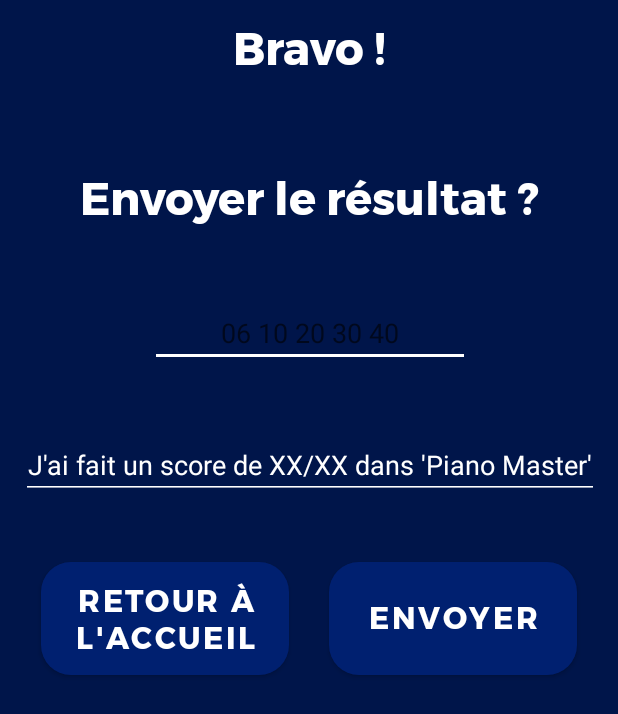
After one commit to FlorianLatapie/UNS-IUT-Info-S4_Piano-Master, an Android app: the layout activity_envoyer_sms.xml on its own in the app's theme, with its tools: preview values and no code run, on a phone screen of 412 x 824 dp. The commit adds this screen. Shown: the top 714 px of the screen. Run offline under Robolectric (Android 15) with nearby library versions, the phone set to English and light mode, and no system bars; Roboto replaces fonts that are not available here.

Commit message:
ajout layout envoyer sms

```diff
--- /dev/null
+++ b/app/src/main/res/layout/activity_envoyer_sms.xml
@@ -0,0 +1,126 @@
+<?xml version="1.0" encoding="utf-8"?>
+<androidx.constraintlayout.widget.ConstraintLayout xmlns:android="http://schemas.android.com/apk/res/android"
+    xmlns:app="http://schemas.android.com/apk/res-auto"
+    xmlns:tools="http://schemas.android.com/tools"
+    android:layout_width="match_parent"
+    android:layout_height="match_parent"
+    android:background="@color/bleu_fonce">
+
+    <!--<ImageView
+        android:id="@+id/fond_sms"
+        android:layout_width="385dp"
+        android:layout_height="280dp"
+
+        app:layout_constraintTop_toTopOf="@+id/tv_question_sms"
+        app:srcCompat="@drawable/box"
+        tools:layout_editor_absoluteX="16dp" />-->
+
+    <TextView
+        android:id="@+id/tv_titre_sms"
+        android:layout_width="wrap_content"
+        android:layout_height="wrap_content"
+
+        android:fontFamily="@font/montserrat_bold"
+        android:padding="8dp"
+        android:text="@string/envoyer_sms_titre"
+        android:textAlignment="center"
+        android:textColor="@color/white"
+        android:textSize="30sp"
+        android:textStyle="bold"
+        app:layout_constraintEnd_toEndOf="parent"
+        app:layout_constraintStart_toStartOf="parent"
+        app:layout_constraintTop_toTopOf="parent" /><![CDATA[
+
+
+        android:id="@+id/constraintLayout"
+        android:layout_width="385dp"
+        android:layout_height="280dp"
+        android:layout_marginBottom="24dp"
+        android:background="@drawable/box"
+        app:layout_constraintBottom_toBottomOf="parent"
+        app:layout_constraintEnd_toEndOf="parent"
+        app:layout_constraintHorizontal_bias="0.464"
+        app:layout_constraintStart_toStartOf="parent">
+
+
+    ]]>
+
+    <Button
+        android:id="@+id/b_rep_1"
+        android:layout_width="165dp"
+        android:layout_height="75dp"
+        android:background="@drawable/box"
+        android:backgroundTint="@color/bleu_clair"
+        android:fontFamily="@font/montserrat_bold"
+        android:text="@string/retour_accueil"
+        android:textSize="20sp"
+        app:layout_constraintBottom_toBottomOf="parent"
+        app:layout_constraintEnd_toStartOf="@+id/b_rep_2"
+        app:layout_constraintHorizontal_bias="0.5"
+        app:layout_constraintStart_toStartOf="parent"
+        app:layout_constraintTop_toTopOf="parent" />
+
+    <Button
+        android:id="@+id/b_rep_2"
+        android:layout_width="165dp"
+        android:layout_height="75dp"
+        android:background="@drawable/box"
+        android:backgroundTint="@color/bleu_clair"
+        android:fontFamily="@font/montserrat_bold"
+        android:text="@string/envoyer"
+        android:textSize="20sp"
+        app:layout_constraintBottom_toBottomOf="parent"
+        app:layout_constraintEnd_toEndOf="parent"
+        app:layout_constraintHorizontal_bias="0.5"
+        app:layout_constraintStart_toEndOf="@+id/b_rep_1"
+        app:layout_constraintTop_toTopOf="parent" />
+
+
+
+    <TextView
+        android:id="@+id/tv_question_sms"
+        android:layout_width="wrap_content"
+        android:layout_height="wrap_content"
+        android:fontFamily="@font/montserrat_bold"
+        android:text="@string/q_envoyer_resultat"
+        android:textColor="@color/white"
+        android:textSize="30sp"
+        app:layout_constraintBottom_toTopOf="@+id/et_numero_sms"
+        app:layout_constraintEnd_toEndOf="parent"
+        app:layout_constraintHorizontal_bias="0.5"
+        app:layout_constraintStart_toStartOf="parent"
+        app:layout_constraintTop_toBottomOf="@+id/tv_titre_sms" />
+
+    <EditText
+        android:id="@+id/et_numero_sms"
+        android:layout_width="wrap_content"
+        android:layout_height="wrap_content"
+        android:backgroundTint="@color/white"
+        android:ems="10"
+        android:hint="06 10 20 30 40"
+        android:inputType="phone"
+        android:textAlignment="center"
+        android:textColor="@color/white"
+        app:layout_constraintBottom_toTopOf="@+id/et_contenu_sms"
+        app:layout_constraintEnd_toEndOf="@+id/tv_question_sms"
+        app:layout_constraintHorizontal_bias="0.5"
+        app:layout_constraintStart_toStartOf="@+id/tv_question_sms"
+        app:layout_constraintTop_toBottomOf="@+id/tv_question_sms" />
+
+    <EditText
+        android:id="@+id/et_contenu_sms"
+        android:layout_width="385dp"
+        android:layout_height="wrap_content"
+        android:backgroundTint="@color/white"
+        android:ems="10"
+        android:inputType="textPersonName"
+        android:text="J'ai fait un score de XX/XX dans 'Piano Master' !"
+        android:textAlignment="center"
+        android:textColor="@color/white"
+        app:layout_constraintBottom_toTopOf="@+id/b_rep_1"
+        app:layout_constraintEnd_toEndOf="@+id/tv_question_sms"
+        app:layout_constraintHorizontal_bias="0.5"
+        app:layout_constraintStart_toStartOf="@+id/tv_question_sms"
+        app:layout_constraintTop_toBottomOf="@+id/et_numero_sms" />
+
+</androidx.constraintlayout.widget.ConstraintLayout>
--- a/app/src/main/res/values/colors.xml
+++ b/app/src/main/res/values/colors.xml
@@ -4,6 +4,7 @@
     <color name="bleu_moyen">#002070</color>
     <color name="bleu_fonce">#00154A</color>
     <color name="couleur_bouton_interface">#003088</color>
+    <color name="transparent">#00FFFFFF</color>
     <color name="teal_200">#FF03DAC5</color>
     <color name="teal_700">#FF018786</color>
     <color name="black">#FF000000</color>
--- a/app/src/main/res/values/strings.xml
+++ b/app/src/main/res/values/strings.xml
@@ -3,4 +3,7 @@
     <string name="jouer">JOUER</string>
     <string name="tire_choix_du_niveau">Choix du niveau</string>
     <string name="envoyer_sms_titre">Bravo !</string>
+    <string name="retour_accueil">"Retour à l\'accueil"</string>
+    <string name="envoyer">Envoyer</string>
+    <string name="q_envoyer_resultat">Envoyer le résultat ?</string>
 </resources>
```
